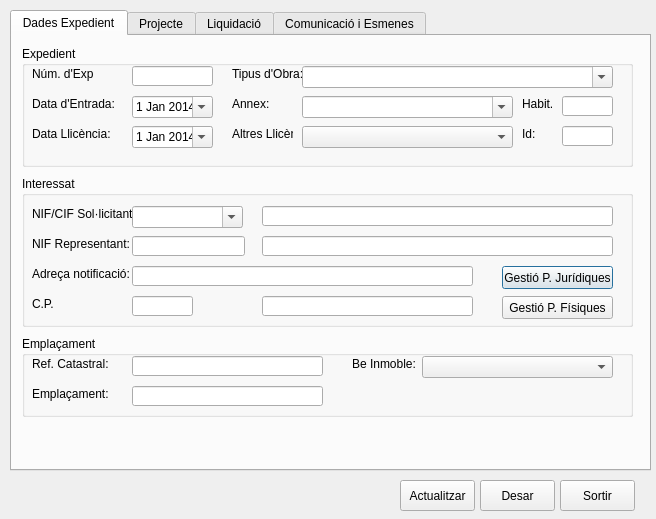
First picture: the form in src/exp_om.ui, repository daviderill/expedients, before the edit.
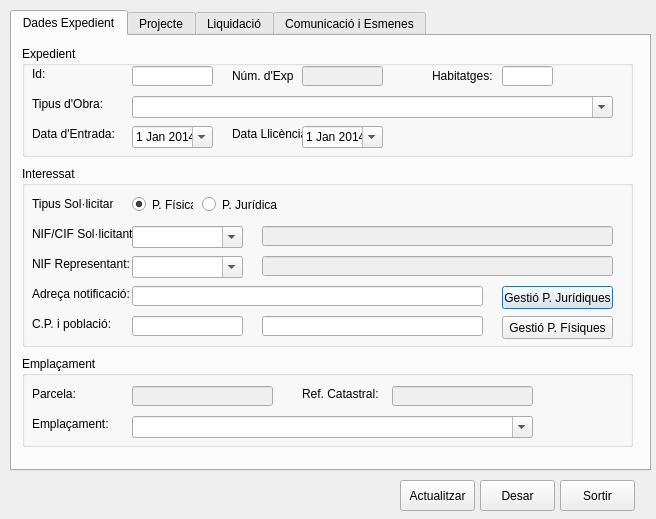
Second picture: the form after the edit. The open tabs and pages were chosen to show the change.

Commit message: 'Solicitant': Choose 'persona' or 'juridica' Get 'immobles' from 'parcela'

```diff
--- a/src/exp_om.ui
+++ b/src/exp_om.ui
@@ -41,7 +41,7 @@
        <x>10</x>
        <y>10</y>
        <width>611</width>
-       <height>121</height>
+       <height>111</height>
       </rect>
      </property>
      <property name="title">
@@ -50,10 +50,10 @@
      <widget class="QLabel" name="lblExp">
       <property name="geometry">
        <rect>
-        <x>10</x>
+        <x>210</x>
         <y>20</y>
         <width>61</width>
-        <height>16</height>
+        <height>20</height>
        </rect>
       </property>
       <property name="text">
@@ -61,9 +61,12 @@
       </property>
      </widget>
      <widget class="QLineEdit" name="txtNumExp">
+      <property name="enabled">
+       <bool>false</bool>
+      </property>
       <property name="geometry">
        <rect>
-        <x>110</x>
+        <x>280</x>
         <y>20</y>
         <width>81</width>
         <height>20</height>
@@ -76,8 +79,8 @@
      <widget class="QLabel" name="lblTip">
       <property name="geometry">
        <rect>
-        <x>210</x>
-        <y>20</y>
+        <x>10</x>
+        <y>50</y>
         <width>71</width>
         <height>16</height>
        </rect>
@@ -89,9 +92,9 @@
      <widget class="QComboBox" name="cboTipus">
       <property name="geometry">
        <rect>
-        <x>280</x>
-        <y>20</y>
-        <width>311</width>
+        <x>110</x>
+        <y>50</y>
+        <width>481</width>
         <height>22</height>
        </rect>
       </property>
@@ -102,37 +105,11 @@
        <number>20</number>
       </property>
      </widget>
-     <widget class="QLabel" name="lblAnn">
-      <property name="geometry">
-       <rect>
-        <x>210</x>
-        <y>50</y>
-        <width>61</width>
-        <height>16</height>
-       </rect>
-      </property>
-      <property name="text">
-       <string>Annex:</string>
-      </property>
-     </widget>
-     <widget class="QComboBox" name="cboAnnex">
-      <property name="geometry">
-       <rect>
-        <x>280</x>
-        <y>50</y>
-        <width>211</width>
-        <height>22</height>
-       </rect>
-      </property>
-      <property name="editable">
-       <bool>true</bool>
-      </property>
-     </widget>
      <widget class="QLineEdit" name="txtNumHab">
       <property name="geometry">
        <rect>
-        <x>540</x>
-        <y>50</y>
+        <x>480</x>
+        <y>20</y>
         <width>51</width>
         <height>20</height>
        </rect>
@@ -144,22 +121,22 @@
      <widget class="QLabel" name="lblHab">
       <property name="geometry">
        <rect>
-        <x>500</x>
-        <y>50</y>
-        <width>31</width>
-        <height>16</height>
+        <x>410</x>
+        <y>20</y>
+        <width>61</width>
+        <height>20</height>
        </rect>
       </property>
       <property name="text">
-       <string>Habit.:</string>
+       <string>Habitatges:</string>
       </property>
      </widget>
      <widget class="QLabel" name="lblLl">
       <property name="geometry">
        <rect>
-        <x>10</x>
+        <x>210</x>
         <y>80</y>
-        <width>81</width>
+        <width>71</width>
         <height>16</height>
        </rect>
       </property>
@@ -170,7 +147,7 @@
      <widget class="QDateEdit" name="dateLlicencia">
       <property name="geometry">
        <rect>
-        <x>110</x>
+        <x>280</x>
         <y>80</y>
         <width>81</width>
         <height>22</height>
@@ -214,35 +191,12 @@
        </date>
       </property>
      </widget>
-     <widget class="QLabel" name="lblAl">
-      <property name="geometry">
-       <rect>
-        <x>210</x>
-        <y>80</y>
-        <width>61</width>
-        <height>16</height>
-       </rect>
-      </property>
-      <property name="text">
-       <string>Altres Llicèn.:</string>
-      </property>
-     </widget>
-     <widget class="QComboBox" name="cboAltres">
-      <property name="geometry">
-       <rect>
-        <x>280</x>
-        <y>80</y>
-        <width>211</width>
-        <height>22</height>
-       </rect>
-      </property>
-     </widget>
      <widget class="QLineEdit" name="txtId">
       <property name="geometry">
        <rect>
-        <x>540</x>
-        <y>80</y>
-        <width>51</width>
+        <x>110</x>
+        <y>20</y>
+        <width>81</width>
         <height>20</height>
        </rect>
       </property>
@@ -254,7 +208,7 @@
       <property name="geometry">
        <rect>
         <x>110</x>
-        <y>50</y>
+        <y>80</y>
         <width>81</width>
         <height>22</height>
        </rect>
@@ -301,7 +255,7 @@
       <property name="geometry">
        <rect>
         <x>10</x>
-        <y>50</y>
+        <y>80</y>
         <width>91</width>
         <height>16</height>
        </rect>
@@ -313,8 +267,8 @@
      <widget class="QLabel" name="lblId">
       <property name="geometry">
        <rect>
-        <x>500</x>
-        <y>80</y>
+        <x>10</x>
+        <y>20</y>
         <width>41</width>
         <height>16</height>
        </rect>
@@ -328,9 +282,9 @@
      <property name="geometry">
       <rect>
        <x>10</x>
-       <y>140</y>
+       <y>130</y>
        <width>611</width>
-       <height>151</height>
+       <height>181</height>
       </rect>
      </property>
      <property name="title">
@@ -340,7 +294,7 @@
       <property name="geometry">
        <rect>
         <x>10</x>
-        <y>30</y>
+        <y>60</y>
         <width>101</width>
         <height>16</height>
        </rect>
@@ -349,24 +303,11 @@
        <string>NIF/CIF Sol·licitant:</string>
       </property>
      </widget>
-     <widget class="QLineEdit" name="txtRep">
-      <property name="geometry">
-       <rect>
-        <x>110</x>
-        <y>60</y>
-        <width>113</width>
-        <height>20</height>
-       </rect>
-      </property>
-      <property name="maxLength">
-       <number>15</number>
-      </property>
-     </widget>
      <widget class="QLabel" name="lblRep">
       <property name="geometry">
        <rect>
         <x>10</x>
-        <y>60</y>
+        <y>90</y>
         <width>101</width>
         <height>16</height>
        </rect>
@@ -379,7 +320,7 @@
       <property name="geometry">
        <rect>
         <x>10</x>
-        <y>90</y>
+        <y>120</y>
         <width>101</width>
         <height>16</height>
        </rect>
@@ -392,8 +333,8 @@
       <property name="geometry">
        <rect>
         <x>110</x>
-        <y>90</y>
-        <width>341</width>
+        <y>120</y>
+        <width>351</width>
         <height>20</height>
        </rect>
       </property>
@@ -408,21 +349,21 @@
       <property name="geometry">
        <rect>
         <x>10</x>
-        <y>120</y>
-        <width>21</width>
+        <y>150</y>
+        <width>91</width>
         <height>16</height>
        </rect>
       </property>
       <property name="text">
-       <string>C.P.:</string>
+       <string>C.P. i població:</string>
       </property>
      </widget>
      <widget class="QLineEdit" name="txtCp">
       <property name="geometry">
        <rect>
         <x>110</x>
-        <y>120</y>
-        <width>61</width>
+        <y>150</y>
+        <width>111</width>
         <height>20</height>
        </rect>
       </property>
@@ -437,7 +378,7 @@
       <property name="geometry">
        <rect>
         <x>480</x>
-        <y>90</y>
+        <y>120</y>
         <width>111</width>
         <height>23</height>
        </rect>
@@ -450,7 +391,7 @@
       <property name="geometry">
        <rect>
         <x>480</x>
-        <y>120</y>
+        <y>150</y>
         <width>111</width>
         <height>23</height>
        </rect>
@@ -460,10 +401,13 @@
       </property>
      </widget>
      <widget class="QLineEdit" name="txtSolDades">
+      <property name="enabled">
+       <bool>false</bool>
+      </property>
       <property name="geometry">
        <rect>
         <x>240</x>
-        <y>30</y>
+        <y>60</y>
         <width>351</width>
         <height>20</height>
        </rect>
@@ -473,10 +417,13 @@
       </property>
      </widget>
      <widget class="QLineEdit" name="txtRepDades">
+      <property name="enabled">
+       <bool>false</bool>
+      </property>
       <property name="geometry">
        <rect>
         <x>240</x>
-        <y>60</y>
+        <y>90</y>
         <width>351</width>
         <height>20</height>
        </rect>
@@ -489,8 +436,8 @@
       <property name="geometry">
        <rect>
         <x>240</x>
-        <y>120</y>
-        <width>211</width>
+        <y>150</y>
+        <width>221</width>
         <height>20</height>
        </rect>
       </property>
@@ -505,7 +452,75 @@
       <property name="geometry">
        <rect>
         <x>110</x>
+        <y>60</y>
+        <width>111</width>
+        <height>22</height>
+       </rect>
+      </property>
+      <property name="editable">
+       <bool>true</bool>
+      </property>
+     </widget>
+     <widget class="QRadioButton" name="rbFisica">
+      <property name="geometry">
+       <rect>
+        <x>110</x>
         <y>30</y>
+        <width>61</width>
+        <height>17</height>
+       </rect>
+      </property>
+      <property name="text">
+       <string>P. Física</string>
+      </property>
+      <property name="checked">
+       <bool>true</bool>
+      </property>
+     </widget>
+     <widget class="QRadioButton" name="rbJuridica">
+      <property name="geometry">
+       <rect>
+        <x>180</x>
+        <y>30</y>
+        <width>82</width>
+        <height>17</height>
+       </rect>
+      </property>
+      <property name="text">
+       <string>P. Jurídica</string>
+      </property>
+     </widget>
+     <widget class="QLabel" name="lblSol_2">
+      <property name="geometry">
+       <rect>
+        <x>10</x>
+        <y>30</y>
+        <width>81</width>
+        <height>16</height>
+       </rect>
+      </property>
+      <property name="text">
+       <string>Tipus Sol·licitant:</string>
+      </property>
+     </widget>
+     <widget class="QComboBox" name="cboRep">
+      <property name="geometry">
+       <rect>
+        <x>110</x>
+        <y>90</y>
+        <width>111</width>
+        <height>22</height>
+       </rect>
+      </property>
+      <property name="editable">
+       <bool>true</bool>
+      </property>
+     </widget>
+     <widget class="QComboBox" name="cboSolCif">
+      <property name="geometry">
+       <rect>
+        <x>110</x>
+        <y>60</y>
         <width>111</width>
         <height>22</height>
        </rect>
@@ -519,20 +534,23 @@
      <property name="geometry">
       <rect>
        <x>10</x>
-       <y>300</y>
+       <y>320</y>
        <width>611</width>
-       <height>81</height>
+       <height>91</height>
       </rect>
      </property>
      <property name="title">
       <string>Emplaçament</string>
      </property>
      <widget class="QLineEdit" name="refcat">
+      <property name="enabled">
+       <bool>false</bool>
+      </property>
       <property name="geometry">
        <rect>
         <x>110</x>
-        <y>20</y>
-        <width>191</width>
+        <y>30</y>
+        <width>141</width>
         <height>20</height>
        </rect>
       </property>
@@ -543,8 +561,8 @@
      <widget class="QLabel" name="lblRef">
       <property name="geometry">
        <rect>
-        <x>10</x>
-        <y>20</y>
+        <x>280</x>
+        <y>30</y>
         <width>81</width>
         <height>16</height>
        </rect>
@@ -553,24 +571,11 @@
        <string>Ref. Catastral:</string>
       </property>
      </widget>
-     <widget class="QLabel" name="lblBe">
-      <property name="geometry">
-       <rect>
-        <x>330</x>
-        <y>20</y>
-        <width>71</width>
-        <height>16</height>
-       </rect>
-      </property>
-      <property name="text">
-       <string>Be Inmoble:</string>
-      </property>
-     </widget>
      <widget class="QLabel" name="lblEmpl">
       <property name="geometry">
        <rect>
         <x>10</x>
-        <y>50</y>
+        <y>60</y>
         <width>91</width>
         <height>16</height>
        </rect>
@@ -579,12 +584,15 @@
        <string>Emplaçament:</string>
       </property>
      </widget>
-     <widget class="QLineEdit" name="txtEmpl">
+     <widget class="QLineEdit" name="txtRefcat20">
+      <property name="enabled">
+       <bool>false</bool>
+      </property>
       <property name="geometry">
        <rect>
-        <x>110</x>
-        <y>50</y>
-        <width>191</width>
+        <x>370</x>
+        <y>30</y>
+        <width>141</width>
         <height>20</height>
        </rect>
       </property>
@@ -595,11 +603,27 @@
      <widget class="QComboBox" name="cboBe">
       <property name="geometry">
        <rect>
-        <x>400</x>
-        <y>20</y>
-        <width>191</width>
+        <x>110</x>
+        <y>60</y>
+        <width>401</width>
         <height>22</height>
        </rect>
+      </property>
+      <property name="editable">
+       <bool>true</bool>
+      </property>
+     </widget>
+     <widget class="QLabel" name="lblRef_2">
+      <property name="geometry">
+       <rect>
+        <x>10</x>
+        <y>30</y>
+        <width>81</width>
+        <height>16</height>
+       </rect>
+      </property>
+      <property name="text">
+       <string>Parcela:</string>
       </property>
      </widget>
     </widget>
```
Left out of the diff: 274 changed lines with no effect on the pictures. The commit also changes 2 other files.
